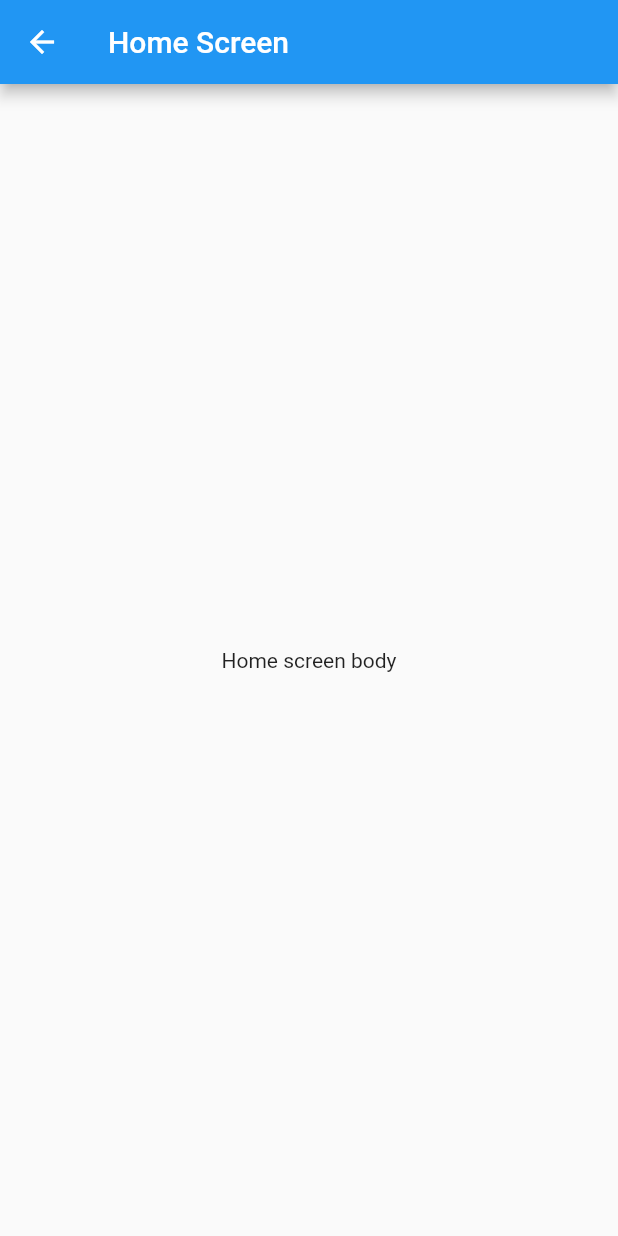
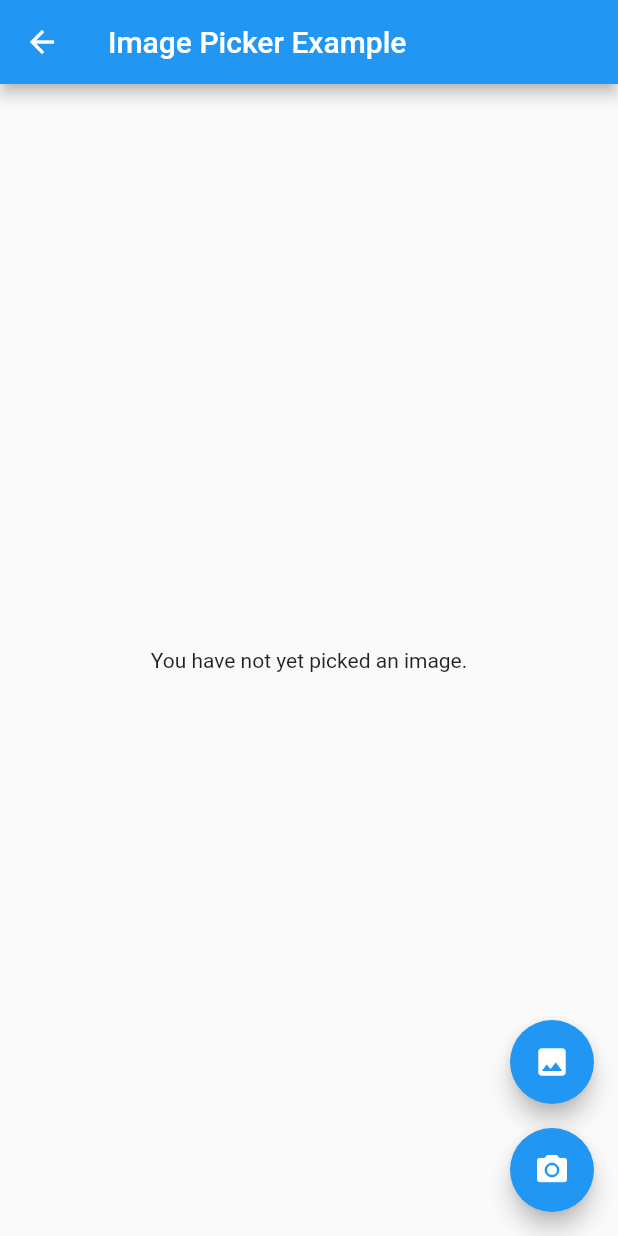
Before and after one commit to perseus98/social-blog, a Flutter app: the HomeScreen screen opened by its route, on a phone screen of 412 x 824 dp. Run offline on Flutter 3.47's test engine with Material 2 defaults, Android fonts, the phone set to English and light mode, and no system bars; our stand-ins replace firebase_auth, firebase_core, flutter_signin_button, google_sign_in, image_picker; accounts and stored records are empty; network calls fail.

Commit message:
image_picker_configed

```diff
--- /dev/null
+++ b/lib/config/google_sign_in_methods.dart
@@ -0,0 +1,12 @@
+import 'package:google_sign_in/google_sign_in.dart';
+
+class GoogleSignInMethods {
+  static late GoogleSignIn googleSignInMethods;
+  static Future<GoogleSignInAccount?> googleSignInUser(){
+    googleSignInMethods = GoogleSignIn();
+    return googleSignInMethods.signIn();
+  }
+  static signOut() async {
+    await googleSignInMethods.signOut();
+  }
+}
--- /dev/null
+++ b/lib/screens/create_post.dart
@@ -0,0 +1,185 @@
+import 'dart:async';
+import 'dart:io';
+
+import 'package:flutter/foundation.dart';
+import 'package:flutter/material.dart';
+import 'package:image_picker/image_picker.dart';
+
+class CreatePostScreen extends StatefulWidget {
+  const CreatePostScreen({Key? key}) : super(key: key);
+
+  @override
+  _CreatePostScreenState createState() => _CreatePostScreenState();
+}
+
+class _CreatePostScreenState extends State<CreatePostScreen> {
+  File? _imageFile = null;
+
+  // set _imageFile(XFile? value) {
+  //   _imageFileList = value == null ? null : [value];
+  // }
+
+  dynamic _pickImageError;
+  bool isVideo = false;
+
+  String? _retrieveDataError;
+
+  final ImagePicker _picker = ImagePicker();
+  // final TextEditingController maxWidthController = TextEditingController();
+  // final TextEditingController maxHeightController = TextEditingController();
+  // final TextEditingController qualityController = TextEditingController();
+
+  void _onImageButtonPressed(ImageSource source,
+      {BuildContext? context}) async {
+        try {
+          final pickedFile = await _picker.pickImage(
+            source: source,
+            // maxWidth: maxWidth,
+            // maxHeight: maxHeight,
+            // imageQuality: quality,
+          );
+          // setState(() {
+          if(pickedFile != null){
+            _imageFile = File(pickedFile.path);
+          } else {
+            print("null file received");
+          }
+          print("Picked file path : " + pickedFile!.path);
+
+          // });
+        } catch (e) {
+          setState(() {
+            _pickImageError = e;
+          });
+        }
+  }
+
+  @override
+  void deactivate() {
+    super.deactivate();
+  }
+
+  @override
+  void dispose() {
+    super.dispose();
+  }
+
+  Widget _previewImages() {
+    final Text? retrieveError = _getRetrieveErrorWidget();
+    if (retrieveError != null) {
+      return retrieveError;
+    }
+    if (_imageFile != null) {
+      return Semantics(
+        label: 'image_picker_example_picked_image',
+        child: Image.file(File(_imageFile!.path)),
+      );
+    } else if (_pickImageError != null) {
+      return Text(
+        'Pick image error: $_pickImageError',
+        textAlign: TextAlign.center,
+      );
+    } else {
+      return const Text(
+        'You have not yet picked an image.',
+        textAlign: TextAlign.center,
+      );
+    }
+  }
+
+  Widget _handlePreview() {
+      return _previewImages();
+  }
+
+  Future<void> retrieveLostData() async {
+    final LostDataResponse response = await _picker.retrieveLostData();
+    if (response.isEmpty) {
+      return;
+    }
+    if (response.file != null) {
+          _imageFile = File(response.file!.path);
+    } else {
+      _retrieveDataError = response.exception!.code;
+    }
+  }
+
+  @override
+  Widget build(BuildContext context) {
+    return Scaffold(
+      appBar: AppBar(
+        title: Text("Image Picker Example"),
+      ),
+      body: Center(
+        child: !kIsWeb && defaultTargetPlatform == TargetPlatform.android
+            ? FutureBuilder<void>(
+                future: retrieveLostData(),
+                builder: (BuildContext context, AsyncSnapshot<void> snapshot) {
+                  switch (snapshot.connectionState) {
+                    case ConnectionState.none:
+                    case ConnectionState.waiting:
+                      return const Text(
+                        'You have not yet picked an image.',
+                        textAlign: TextAlign.center,
+                      );
+                    case ConnectionState.done:
+                      return _handlePreview();
+                    default:
+                      if (snapshot.hasError) {
+                        return Text(
+                          'Pick image/video error: ${snapshot.error}}',
+                          textAlign: TextAlign.center,
+                        );
+                      } else {
+                        return const Text(
+                          'You have not yet picked an image.',
+                          textAlign: TextAlign.center,
+                        );
+                      }
+                  }
+                },
+              )
+            : _handlePreview(),
+      ),
+      floatingActionButton: Column(
+        mainAxisAlignment: MainAxisAlignment.end,
+        children: <Widget>[
+          Semantics(
+            label: 'image_picker_example_from_gallery',
+            child: FloatingActionButton(
+              onPressed: () {
+                isVideo = false;
+                _onImageButtonPressed(ImageSource.gallery, context: context);
+              },
+              heroTag: 'image0',
+              tooltip: 'Pick Image from gallery',
+              child: const Icon(Icons.photo),
+            ),
+          ),
+          Padding(
+            padding: const EdgeInsets.only(top: 16.0),
+            child: FloatingActionButton(
+              onPressed: () {
+                isVideo = false;
+                _onImageButtonPressed(ImageSource.camera, context: context);
+              },
+              heroTag: 'image2',
+              tooltip: 'Take a Photo',
+              child: const Icon(Icons.camera_alt),
+            ),
+          ),
+
+        ],
+      ),
+    );
+  }
+
+  Text? _getRetrieveErrorWidget() {
+    if (_retrieveDataError != null) {
+      final Text result = Text(_retrieveDataError!);
+      _retrieveDataError = null;
+      return result;
+    }
+    return null;
+  }
+
+}
--- a/lib/screens/home_screen.dart
+++ b/lib/screens/home_screen.dart
@@ -1,4 +1,9 @@
+import 'package:firebase_auth/firebase_auth.dart';
 import 'package:flutter/material.dart';
+import 'package:flutter/services.dart';
+import 'package:social_blog/config/google_sign_in_methods.dart';
+import 'package:social_blog/config/screen_routes.dart';
+import 'package:social_blog/screens/create_post.dart';
 
 class HomeScreen extends StatefulWidget {
   const HomeScreen({Key? key}) : super(key: key);
@@ -8,14 +13,71 @@ class HomeScreen extends StatefulWidget {
 }
 
 class _HomeScreenState extends State<HomeScreen> {
+  final _homeScaffoldKey = GlobalKey<ScaffoldState>();
+
   @override
   Widget build(BuildContext context) {
-    return Scaffold(
+
+    return true ? CreatePostScreen() : Scaffold(
+      key: _homeScaffoldKey,
       appBar: AppBar(
         title: Text("Home Screen"),
+        leading: IconButton(
+            onPressed: () {
+              if (_homeScaffoldKey.currentState!.hasDrawer) {
+                _homeScaffoldKey.currentState!.openDrawer();
+              }
+            },
+            icon: Icon(
+              Icons.menu,
+              color: Colors.white,
+            )),
       ),
+      drawer: _homeScreenDrawer(),
       body: Center(
-        child: Text("Home screen body"),
+        child: Text(FirebaseAuth.instance.currentUser.toString()),
+      ),
+    );
+  }
+
+  Widget _homeScreenDrawer() {
+    return Drawer(
+      // Add a ListView to the drawer. This ensures the user can scroll
+      // through the options in the drawer if there isn't enough vertical
+      // space to fit everything.
+      child: ListView(
+        // Important: Remove any padding from the ListView.
+        padding: EdgeInsets.zero,
+        children: [
+          const DrawerHeader(
+            decoration: BoxDecoration(
+              color: Colors.blue,
+            ),
+            child: Text('Menu Options'),
+          ),
+          ListTile(
+            title: const Text('Current User : '),
+            onTap: () {
+              // Update the state of the app.
+              // ...
+            },
+          ),
+          ListTile(
+            title: const Text('Signout'),
+            onTap: () async {
+              await GoogleSignInMethods.signOut();
+              await FirebaseAuth.instance.signOut();
+              Navigator.pushNamed(context, ScreenRoutes.authScreen);
+            },
+          ),
+          Divider(),
+          ListTile(
+            title: const Text('Exit'),
+            onTap: () {
+              SystemNavigator.pop();
+            },
+          ),
+        ],
       ),
     );
   }
```
Also changed, not shown: lib/component_widgets/builder_widgets/error_builder_widget.dart (added, +10 -0 lines), lib/component_widgets/builder_widgets/loading_builder_widget.dart (added, +12 -0 lines), lib/screens/auth/google_auth_screen.dart (added, +42 -0 lines), lib/screens/auth_screen.dart (+63 -1 lines), lib/screens/init_screen.dart (+17 -1 lines), pubspec.yaml (+7 -5 lines), assets/images/social_chatting.jpg (added), lib/generated/assets.dart (added), pubspec.lock, 3 other files.
